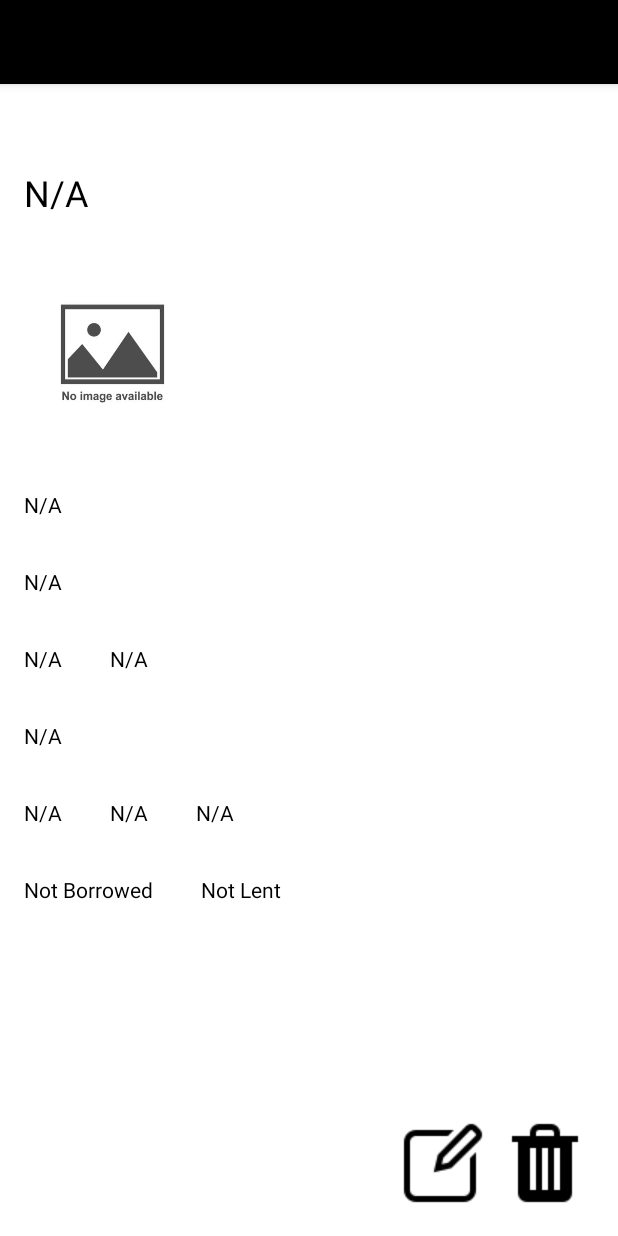
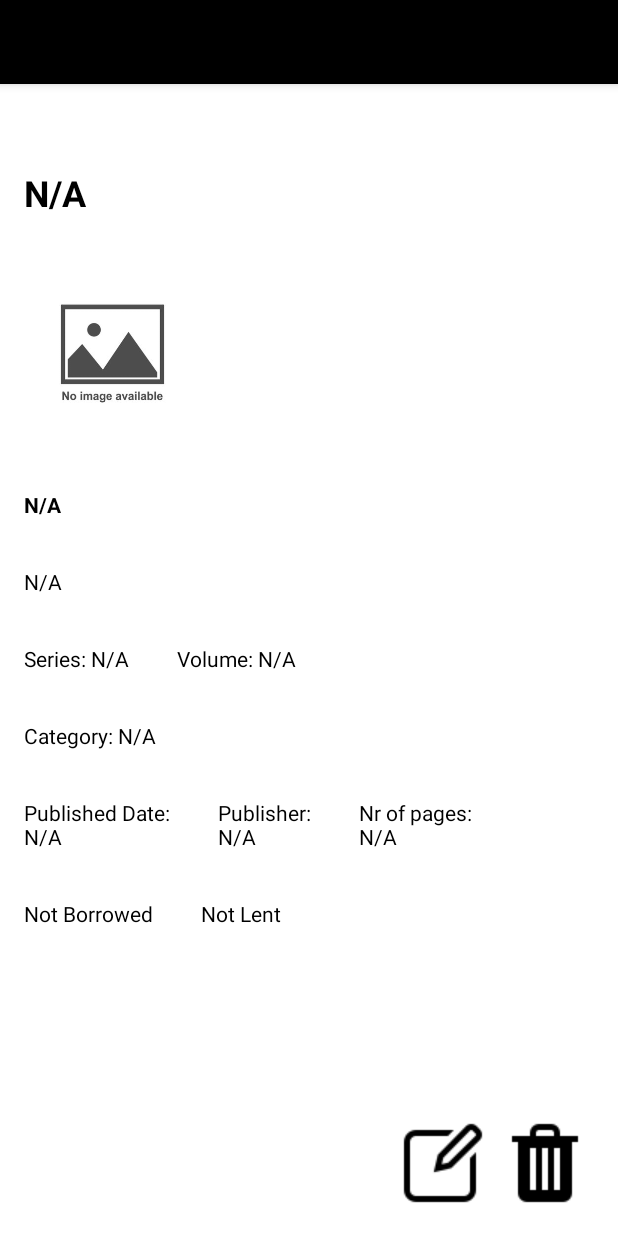
Before and after one commit to radubotanel99/MyBooks, an Android app: the ViewOneBookActivity screen opened directly, with no data from a screen before it, on a phone screen of 412 x 824 dp. Run offline under Robolectric (Android 15) with nearby library versions, the phone set to English and light mode, and no system bars.

Commit message:
Small changes, first version (demo)

```diff
--- a/app/src/main/java/com/firstapp/app/activities/ViewOneBookActivity.java
+++ b/app/src/main/java/com/firstapp/app/activities/ViewOneBookActivity.java
@@ -8,6 +8,7 @@ import android.content.Intent;
 import android.graphics.Bitmap;
 import android.graphics.BitmapFactory;
 import android.os.Bundle;
+import android.text.method.ScrollingMovementMethod;
 import android.view.View;
 import android.widget.ImageButton;
 import android.widget.ImageView;
@@ -63,6 +64,8 @@ public class ViewOneBookActivity extends AppCompatActivity {
         bookImageView = findViewById(R.id.bookImageView);
         deleteBookButton = findViewById(R.id.deleteBookButton);
         editBookButton = findViewById(R.id.editBookButton);
+
+        descriptionTextView.setMovementMethod(new ScrollingMovementMethod());
     }
 
     private void getBookDataFromIntent() {
@@ -85,12 +88,12 @@ public class ViewOneBookActivity extends AppCompatActivity {
         titleTextView.setText(title == null || title.isEmpty() ? "N/A" : title);
         authorTextView.setText(author == null || author.isEmpty() ? "N/A" : author);
         descriptionTextView.setText(description == null || description.isEmpty() ? "N/A" : description);
-        seriesTextView.setText(series == null || series.isEmpty() ? "N/A" : series);
-        volumeTextView.setText(volume == null || volume.isEmpty() ? "N/A" : volume);
-        categoryTextView.setText(category == null || category.isEmpty() ? "N/A" : category);
-        publishedDateTextView.setText(publishedDate == null || publishedDate.isEmpty() ? "N/A" : publishedDate);
-        publisherTextView.setText(publisher == null || publisher.isEmpty() ? "N/A" : publisher);
-        pagesTextView.setText(pages == 0 ? "N/A" : String.valueOf(pages));
+        seriesTextView.setText("Series: " + (series == null || series.isEmpty() ? "N/A" : series));
+        volumeTextView.setText("Volume: " + (volume == null || volume.isEmpty() ? "N/A" : volume));
+        categoryTextView.setText("Category: " + (category == null || category.isEmpty() ? "N/A" : category));
+        publishedDateTextView.setText("Published Date:\n" + (publishedDate == null || publishedDate.isEmpty() ? "N/A" : publishedDate));
+        publisherTextView.setText("Publisher:\n" + (publisher == null || publisher.isEmpty() ? "N/A" : publisher));
+        pagesTextView.setText("Nr of pages:\n" + (pages == 0 ? "N/A" : String.valueOf(pages)));
         borrowTextView.setText(isBorrowed ? "Borrowed" : "Not Borrowed");
         lentTextView.setText(isLent ? "Lent" : "Not Lent");
 
--- a/app/src/main/java/com/firstapp/app/helperclasses/ImageDownloaderTask.java
+++ b/app/src/main/java/com/firstapp/app/helperclasses/ImageDownloaderTask.java
@@ -33,7 +33,7 @@ public class ImageDownloaderTask extends AsyncTask<String, Void, Boolean> {
         String title = params[1];
         String isbn = params[2];
         String folderPath = context.getFilesDir() + "/books_Images/";
-        String fileName = title + isbn + ".png"; // Change the file name as needed
+        String fileName = title + isbn + ".png";
 
         try {
             URL url = new URL(imageUrl);
--- a/app/src/main/res/layout/activity_view_one_book.xml
+++ b/app/src/main/res/layout/activity_view_one_book.xml
@@ -11,6 +11,7 @@
         android:text="Title"
         android:textSize="24sp"
         android:textColor="#000000"
+        android:textStyle="bold"
         android:padding="16dp" />
 
     <!-- ImageView -->
@@ -31,6 +32,7 @@
         android:layout_below="@id/bookImageView"
         android:text="Author"
         android:textColor="#000000"
+        android:textStyle="bold"
         android:padding="16dp" />
 
     <!-- Description -->
@@ -41,6 +43,9 @@
         android:layout_below="@id/authorTextView"
         android:text="Description"
         android:textColor="#000000"
+        android:maxLines="7"
+        android:ellipsize="end"
+        android:scrollbars="vertical"
         android:padding="16dp" />
 
     <!-- Series -->
```
Also changed, not shown: app/src/main/java/com/firstapp/app/activities/AddBookActivity.java (+16 -14 lines), app/src/main/java/com/firstapp/app/activities/AdministrationActivity.java (+15 -0 lines), app/src/main/java/com/firstapp/app/database/BookManager.java (+13 -2 lines), app/src/main/java/com/firstapp/app/database/Database.java (+8 -3 lines), app/src/main/res/layout/activity_add_book.xml (+21 -13 lines), app/src/main/res/layout/activity_administration.xml (+14 -0 lines).
